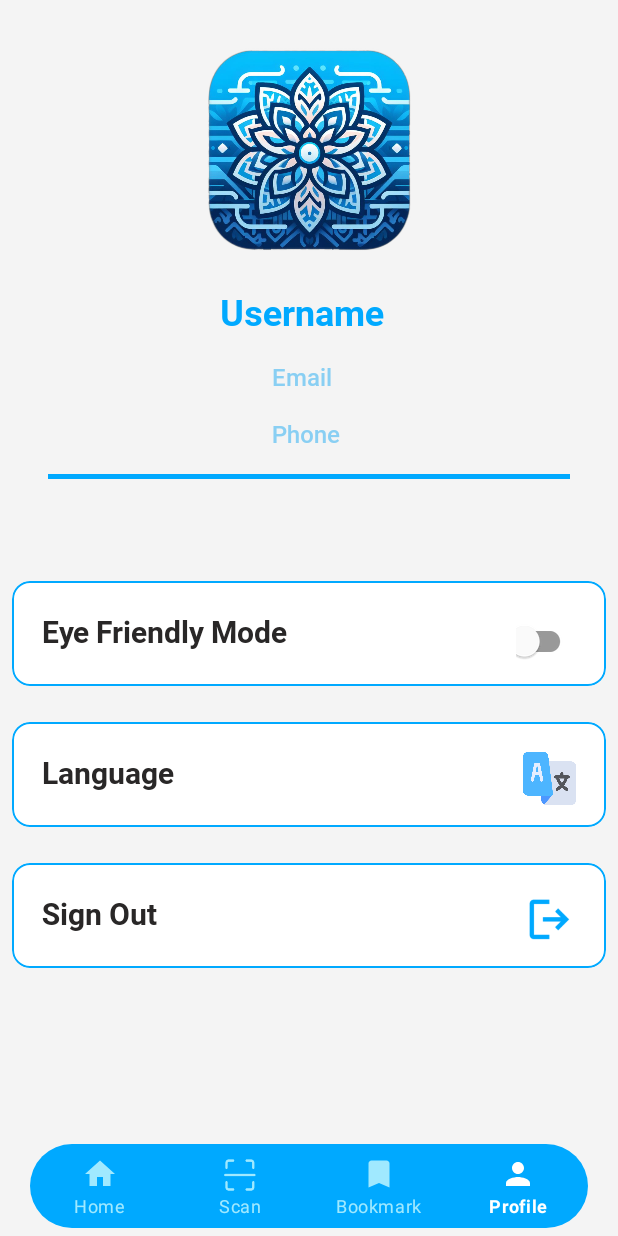
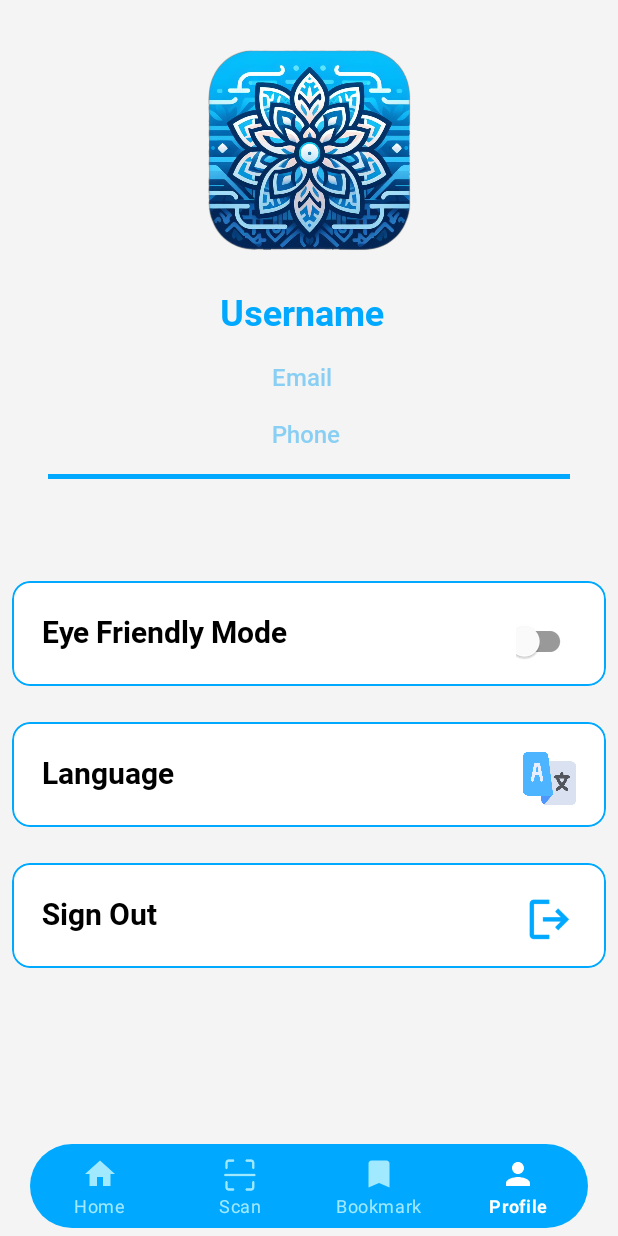
Before and after one commit to SongketFabricApp/Songket_Recognition_App, an Android app built with Jetpack Compose: the HomeFragment screen opened directly, with no data from a screen before it, item 4 of the bottom bar chosen, on a phone screen of 412 x 824 dp. Run offline under Robolectric (Android 15) with nearby library versions, the phone set to English and light mode, and no system bars; libraries missing offline, so code that uses them is left out: com.synnapps.carouselview; 1 statement that could not run was skipped.

Commit message:
coba maps

```diff
--- /dev/null
+++ b/app/src/main/java/com/songketa/songket_recognition_app/data/model/Ad.kt
@@ -0,0 +1,6 @@
+package com.songketa.songket_recognition_app.data.model
+
+data class Ad(
+    val id: String,
+    val url: String
+)
--- a/app/src/main/java/com/songketa/songket_recognition_app/ui/home/HomeFragment.kt
+++ b/app/src/main/java/com/songketa/songket_recognition_app/ui/home/HomeFragment.kt
@@ -6,10 +6,15 @@ import androidx.fragment.app.Fragment
 import android.view.LayoutInflater
 import android.view.View
 import android.view.ViewGroup
+import android.widget.ImageView
+import android.widget.LinearLayout
 import android.widget.Toast
 import androidx.fragment.app.FragmentTransaction
 import androidx.fragment.app.viewModels
 import androidx.recyclerview.widget.LinearLayoutManager
+import androidx.viewpager.widget.ViewPager.OnPageChangeListener
+import androidx.viewpager2.widget.ViewPager2
+import com.google.android.material.slider.Slider.OnChangeListener
 import com.songketa.songket_recognition_app.R
 import com.songketa.songket_recognition_app.adapter.HomeSongketAdapter
 import com.songketa.songket_recognition_app.databinding.FragmentHomeBinding
@@ -20,14 +25,28 @@ import com.songketa.songket_recognition_app.ui.maps.MapsActivity
 import com.songketa.songket_recognition_app.data.Result
 import com.songketa.songket_recognition_app.data.response.DatasetItem
 import com.songketa.songket_recognition_app.ui.signin.SignInActivity
+import com.synnapps.carouselview.CarouselView
+import com.synnapps.carouselview.ImageListener
 
 
 class HomeFragment : Fragment() {
     private lateinit var binding: FragmentHomeBinding
 
+    private lateinit var viewPager2: ViewPager2
+    private lateinit var pageChangeListener: ViewPager2.OnPageChangeCallback
+
+    private val params = LinearLayout.LayoutParams(
+        LinearLayout.LayoutParams.WRAP_CONTENT,
+        LinearLayout.LayoutParams.WRAP_CONTENT
+    ).apply {
+        setMargins(8,0,8,0)
+    }
+
     private val viewModel by viewModels<HomeViewModel>{
         ViewModelFactory.getInstance(requireContext())
     }
+
+
     override fun onViewCreated(view: View, savedInstanceState: Bundle?) {
         super.onViewCreated(view, savedInstanceState)
         observeSession()
@@ -44,6 +63,8 @@ class HomeFragment : Fragment() {
         val linearLayoutManager = LinearLayoutManager(requireContext())
         linearLayoutManager.orientation = LinearLayoutManager.VERTICAL
         binding.rvSongket.layoutManager = linearLayoutManager
+
+
 
         return view
     }
@@ -91,6 +112,7 @@ class HomeFragment : Fragment() {
         }
     }
 
+
     private fun songketAdapter(listStory: List<DatasetItem>) {
         val adapter = HomeSongketAdapter(requireContext())
         adapter.submitList(listStory)
--- a/app/src/main/res/layout/fragment_profile.xml
+++ b/app/src/main/res/layout/fragment_profile.xml
@@ -33,7 +33,7 @@
                 android:layout_margin="20dp"
                 android:fontFamily="@font/roboto_bold"
                 android:text="@string/eye_friendly_mode"
-                android:textColor="@color/textColor"
+                android:textColor="@color/black"
                 android:textSize="20sp"
                 android:layout_gravity="start"
                 app:layout_constraintStart_toStartOf="parent"
@@ -74,7 +74,7 @@
                 android:layout_margin="20dp"
                 android:fontFamily="@font/roboto_bold"
                 android:text="Language"
-                android:textColor="@color/textColor"
+                android:textColor="@color/black"
                 android:textSize="20sp"
                 app:layout_constraintStart_toStartOf="parent"
                 tools:layout_editor_absoluteX="26dp"
@@ -116,7 +116,7 @@
                 android:layout_margin="20dp"
                 android:fontFamily="@font/roboto_bold"
                 android:text="Sign Out"
-                android:textColor="@color/textColor"
+                android:textColor="@color/black"
                 android:textSize="20sp"
                 app:layout_constraintStart_toStartOf="parent"
                 tools:layout_editor_absoluteX="26dp"
--- a/app/src/main/res/values-night/colors.xml
+++ b/app/src/main/res/values-night/colors.xml
@@ -1,11 +1,11 @@
 <?xml version="1.0" encoding="utf-8"?>
 <resources>
-    <color name="black">#FF000000</color>
-    <color name="white">#FFFFFFFF</color>
+    <color name="black">#FFFFFFFF</color>
+    <color name="white">#FF000000</color>
     <color name="transparent">#999999</color>
 
-    <!--    Blue Light-->
-    <color name="background">#F4F4F4</color>
+    <!--    Purple Dark-->
+    <color name="background">#252525</color>
     <color name="primary">#937DC2</color> //blue1
     <color name="secondary">#C689C6</color> //blue2
     <color name="accent">#FFABE1</color>//blue3
--- a/app/src/main/res/values-night/themes.xml
+++ b/app/src/main/res/values-night/themes.xml
@@ -4,7 +4,7 @@
         <!-- Customize your dark theme here. -->
         <!-- <item name="colorPrimary">@color/my_dark_primary</item> -->
         <item name="colorPrimary">@color/primary</item>
-        <item name="colorOnPrimary">@color/white</item>
+        <item name="colorOnPrimary">@color/black</item>
         <item name="android:windowIsTranslucent">true</item>
     </style>
 </resources>
--- a/settings.gradle.kts
+++ b/settings.gradle.kts
@@ -10,6 +10,7 @@ dependencyResolutionManagement {
     repositories {
         google()
         mavenCentral()
+        jcenter()
     }
 }
 
```
Also changed, not shown: app/build.gradle.kts (+7 -2 lines), app/src/main/java/com/songketa/songket_recognition_app/adapter/AdAdapter.kt (added, +47 -0 lines), app/src/main/java/com/songketa/songket_recognition_app/ui/maps/MapsActivity.kt (+96 -21 lines), app/src/main/res/layout/fragment_home.xml (+22 -9 lines), app/src/main/res/layout/item_ad.xml (added, +15 -0 lines).
